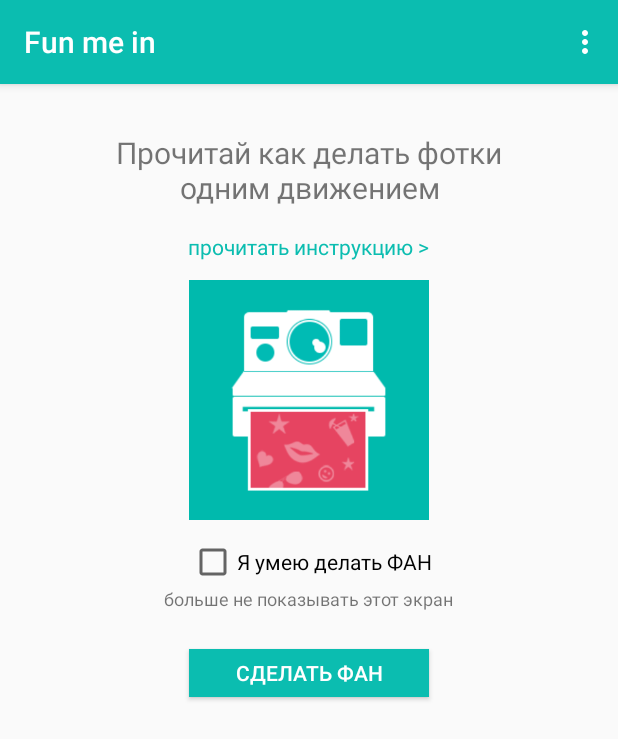
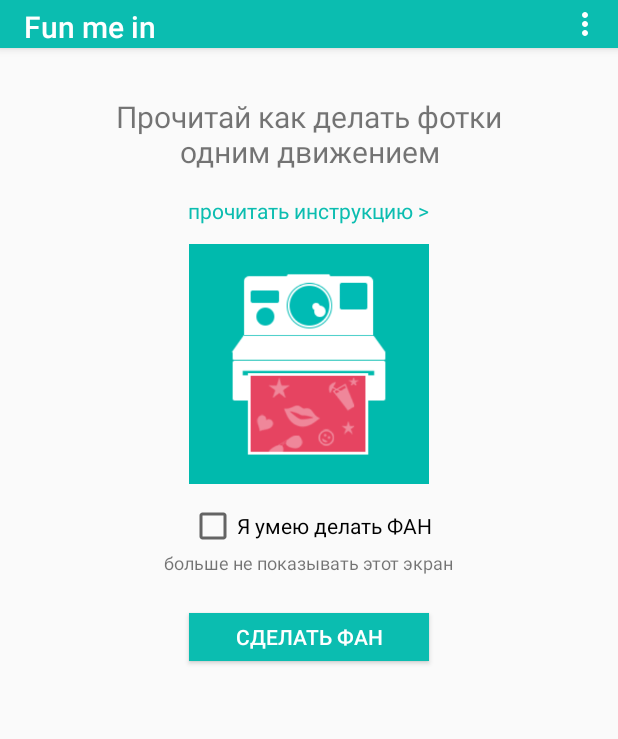
Before and after one commit to prognostic/foto-fun, an Android app: the screen it shows after launch (MainActivity), on a phone screen of 412 x 824 dp. Shown: the top 739 px of the screen. Run offline under Robolectric (Android 15) with nearby library versions, the phone set to English and light mode, and no system bars; our stand-ins replace AdMob.

Commit message:
Reduced size of the main action bar.

```diff
--- a/app/src/main/res/values/styles.xml
+++ b/app/src/main/res/values/styles.xml
@@ -14,6 +14,9 @@
         <item name="actionBarStyle">@style/FunMeActionBar</item>
         <item name="actionBarTabTextStyle">@style/FunMeActionBarTabText</item>
         <item name="actionMenuTextColor">@color/actionbar_text</item>
+
+        <!-- set the height of Action Bar . -->
+        <item name="actionBarSize">32dip</item>
 
     </style>
 
```
